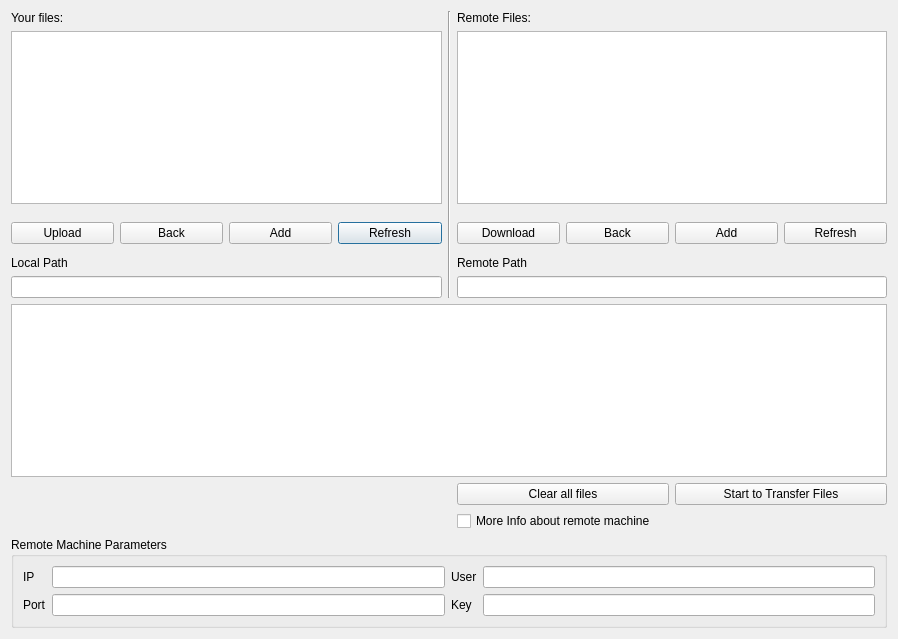
First picture: the form in hub/forms/DlgTransferFile.ui, repository subutai-io/control-center, before the edit.
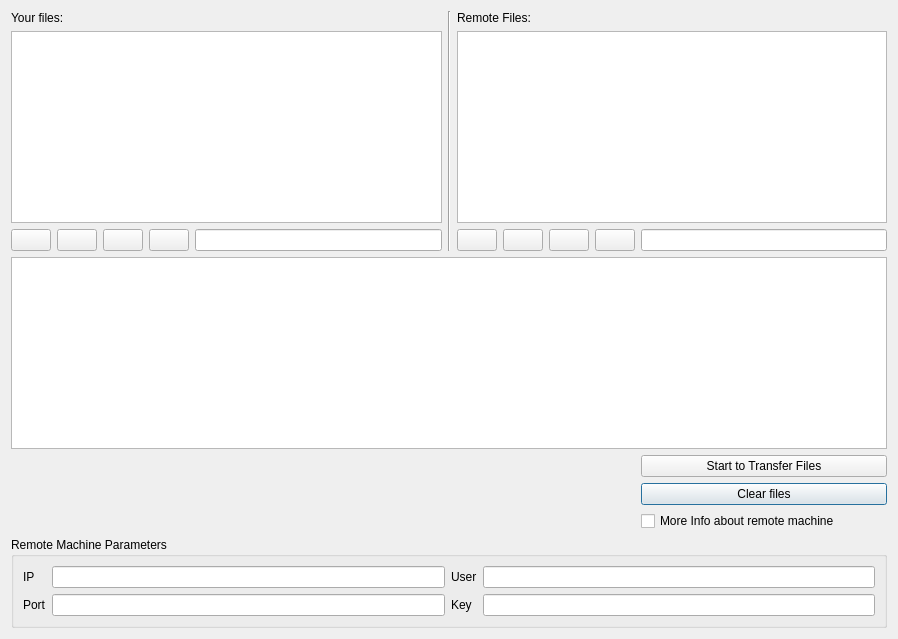
Second picture: the form after the edit. Icons and pictures are not drawn. Custom widgets are drawn as their Qt base class.

Commit message: enabled users to drop files from local directories

Diff of the .ui file:
```diff
--- a/hub/forms/DlgTransferFile.ui
+++ b/hub/forms/DlgTransferFile.ui
@@ -14,13 +14,97 @@
    <string>Dialog</string>
   </property>
   <layout class="QGridLayout" name="gridLayout">
-   <item row="7" column="0" colspan="4">
+   <item row="5" column="10">
+    <widget class="QPushButton" name="btn_clear_files">
+     <property name="text">
+      <string>Clear files</string>
+     </property>
+    </widget>
+   </item>
+   <item row="0" column="0" colspan="2">
+    <widget class="QLabel" name="label_6">
+     <property name="text">
+      <string>Your files:</string>
+     </property>
+    </widget>
+   </item>
+   <item row="2" column="0">
+    <widget class="QPushButton" name="btn_upload_file">
+     <property name="text">
+      <string/>
+     </property>
+     <property name="icon">
+      <iconset theme=":/hub/upload">
+       <normaloff>:/hub/upload.ico</normaloff>:/hub/upload.ico</iconset>
+     </property>
+    </widget>
+   </item>
+   <item row="1" column="6" colspan="5">
+    <widget class="FileSystemTableWidget" name="remote_file_system"/>
+   </item>
+   <item row="4" column="10">
+    <widget class="QPushButton" name="btn_start_transfer">
+     <property name="text">
+      <string>Start to Transfer Files</string>
+     </property>
+    </widget>
+   </item>
+   <item row="2" column="6">
+    <widget class="QPushButton" name="btn_download_file">
+     <property name="text">
+      <string/>
+     </property>
+     <property name="icon">
+      <iconset theme=":/hub/download">
+       <normaloff>:/hub/download.png</normaloff>:/hub/download.png</iconset>
+     </property>
+    </widget>
+   </item>
+   <item row="0" column="5" rowspan="3">
+    <widget class="Line" name="line">
+     <property name="orientation">
+      <enum>Qt::Vertical</enum>
+     </property>
+    </widget>
+   </item>
+   <item row="2" column="10">
+    <widget class="QLineEdit" name="le_remote"/>
+   </item>
+   <item row="2" column="1">
+    <widget class="QPushButton" name="btn_local_back">
+     <property name="text">
+      <string/>
+     </property>
+     <property name="icon">
+      <iconset>
+       <normaloff>:/hub/back.png</normaloff>:/hub/back.png</iconset>
+     </property>
+    </widget>
+   </item>
+   <item row="2" column="4">
     <widget class="QLineEdit" name="le_local"/>
    </item>
-   <item row="4" column="3">
+   <item row="2" column="9">
+    <widget class="QPushButton" name="btn_refresh_remote">
+     <property name="text">
+      <string/>
+     </property>
+     <property name="icon">
+      <iconset>
+       <normaloff>:/hub/refresh.png</normaloff>:/hub/refresh.png</iconset>
+     </property>
+    </widget>
+   </item>
+   <item row="1" column="0" colspan="5">
+    <widget class="FileSystemTableWidget" name="local_file_system"/>
+   </item>
+   <item row="3" column="0" colspan="11">
+    <widget class="DropFileTableWidget" name="tw_transfer_file"/>
+   </item>
+   <item row="2" column="3">
     <widget class="QPushButton" name="btn_refresh_local">
      <property name="text">
-      <string>Refresh</string>
+      <string/>
      </property>
      <property name="icon">
       <iconset resource="../../resources/resources.qrc">
@@ -28,10 +112,28 @@
      </property>
     </widget>
    </item>
-   <item row="4" column="6">
+   <item row="2" column="2">
+    <widget class="QPushButton" name="btn_add_local">
+     <property name="text">
+      <string/>
+     </property>
+     <property name="icon">
+      <iconset>
+       <normaloff>:/hub/add_green.png</normaloff>:/hub/add_green.png</iconset>
+     </property>
+    </widget>
+   </item>
+   <item row="0" column="6" colspan="3">
+    <widget class="QLabel" name="label_8">
+     <property name="text">
+      <string>Remote Files:</string>
+     </property>
+    </widget>
+   </item>
+   <item row="2" column="7">
     <widget class="QPushButton" name="btn_remote_back">
      <property name="text">
-      <string>Back</string>
+      <string/>
      </property>
      <property name="icon">
       <iconset resource="../../resources/resources.qrc">
@@ -39,24 +141,10 @@
      </property>
     </widget>
    </item>
-   <item row="1" column="5" colspan="4">
-    <widget class="QTableWidget" name="remote_file_system"/>
-   </item>
-   <item row="4" column="1">
-    <widget class="QPushButton" name="btn_local_back">
-     <property name="text">
-      <string>Back</string>
-     </property>
-     <property name="icon">
-      <iconset resource="../../resources/resources.qrc">
-       <normaloff>:/hub/back.png</normaloff>:/hub/back.png</iconset>
-     </property>
-    </widget>
-   </item>
-   <item row="4" column="7">
+   <item row="2" column="8">
     <widget class="QPushButton" name="btn_add_remote">
      <property name="text">
-      <string>Add</string>
+      <string/>
      </property>
      <property name="icon">
       <iconset resource="../../resources/resources.qrc">
@@ -64,20 +152,13 @@
      </property>
     </widget>
    </item>
-   <item row="6" column="5" colspan="2">
-    <widget class="QLabel" name="label_2">
-     <property name="text">
-      <string>Remote Path</string>
+   <item row="6" column="10">
+    <widget class="QCheckBox" name="more_info">
+     <property name="layoutDirection">
+      <enum>Qt::LeftToRight</enum>
      </property>
-    </widget>
-   </item>
-   <item row="7" column="5" colspan="4">
-    <widget class="QLineEdit" name="le_remote"/>
-   </item>
-   <item row="4" column="2">
-    <widget class="QPushButton" name="btn_add_local">
      <property name="text">
-      <string>Add</string>
+      <string>More Info about remote machine</string>
      </property>
      <property name="icon">
       <iconset resource="../../resources/resources.qrc">
@@ -85,31 +166,7 @@
      </property>
     </widget>
    </item>
-   <item row="1" column="0" colspan="4">
-    <widget class="QTableWidget" name="local_file_system"/>
-   </item>
-   <item row="6" column="0" colspan="2">
-    <widget class="QLabel" name="label">
-     <property name="text">
-      <string>Local Path</string>
-     </property>
-    </widget>
-   </item>
-   <item row="9" column="0" colspan="9">
-    <widget class="QTableWidget" name="tw_transfer_file"/>
-   </item>
-   <item row="4" column="0">
-    <widget class="QPushButton" name="btn_upload_file">
-     <property name="text">
-      <string>Upload</string>
-     </property>
-     <property name="icon">
-      <iconset theme=":/hub/upload" resource="../../resources/resources.qrc">
-       <normaloff>:/hub/upload.ico</normaloff>:/hub/upload.ico</iconset>
-     </property>
-    </widget>
-   </item>
-   <item row="15" column="0" colspan="9">
+   <item row="8" column="0" colspan="11">
     <widget class="QGroupBox" name="groupBox">
      <property name="title">
       <string>Remote Machine Parameters</string>
@@ -158,79 +215,20 @@
      </layout>
     </widget>
    </item>
-   <item row="0" column="4" rowspan="8">
-    <widget class="Line" name="line">
-     <property name="orientation">
-      <enum>Qt::Vertical</enum>
-     </property>
-    </widget>
-   </item>
-   <item row="4" column="5">
-    <widget class="QPushButton" name="btn_download_file">
-     <property name="text">
-      <string>Download</string>
-     </property>
-     <property name="icon">
-      <iconset theme=":/hub/download" resource="../../resources/resources.qrc">
-       <normaloff>:/hub/download.png</normaloff>:/hub/download.png</iconset>
-     </property>
-    </widget>
-   </item>
-   <item row="0" column="0">
-    <widget class="QLabel" name="label_6">
-     <property name="text">
-      <string>Your files:</string>
-     </property>
-    </widget>
-   </item>
-   <item row="4" column="8">
-    <widget class="QPushButton" name="btn_refresh_remote">
-     <property name="text">
-      <string>Refresh</string>
-     </property>
-     <property name="icon">
-      <iconset resource="../../resources/resources.qrc">
-       <normaloff>:/hub/refresh.png</normaloff>:/hub/refresh.png</iconset>
-     </property>
-    </widget>
-   </item>
-   <item row="0" column="5">
-    <widget class="QLabel" name="label_8">
-     <property name="text">
-      <string>Remote Files:</string>
-     </property>
-    </widget>
-   </item>
-   <item row="10" column="7" colspan="2">
-    <widget class="QPushButton" name="btn_start_transfer">
-     <property name="text">
-      <string>Start to Transfer Files</string>
-     </property>
-    </widget>
-   </item>
-   <item row="10" column="5" colspan="2">
-    <widget class="QPushButton" name="btn_clear_files">
-     <property name="text">
-      <string>Clear all files</string>
-     </property>
-    </widget>
-   </item>
-   <item row="11" column="5" colspan="4">
-    <widget class="QCheckBox" name="more_info">
-     <property name="layoutDirection">
-      <enum>Qt::LeftToRight</enum>
-     </property>
-     <property name="text">
-      <string>More Info about remote machine</string>
-     </property>
-    </widget>
-   </item>
   </layout>
  </widget>
- <resources>
-  <include location="../../resources/resources.qrc"/>
-  <include location="../../resources/resources.qrc"/>
-  <include location="../../resources/resources.qrc"/>
- </resources>
+ <customwidgets>
+  <customwidget>
+   <class>DropFileTableWidget</class>
+   <extends>QTableWidget</extends>
+   <header location="global">DlgTransferFile.h</header>
+  </customwidget>
+  <customwidget>
+   <class>FileSystemTableWidget</class>
+   <extends>QTableWidget</extends>
+   <header location="global">DlgTransferFile.h</header>
+  </customwidget>
+ </customwidgets>
+ <resources/>
  <connections/>
 </ui>
```
Left out of the diff: 10 changed lines with no effect on the pictures. The commit also changes 5 other files.
